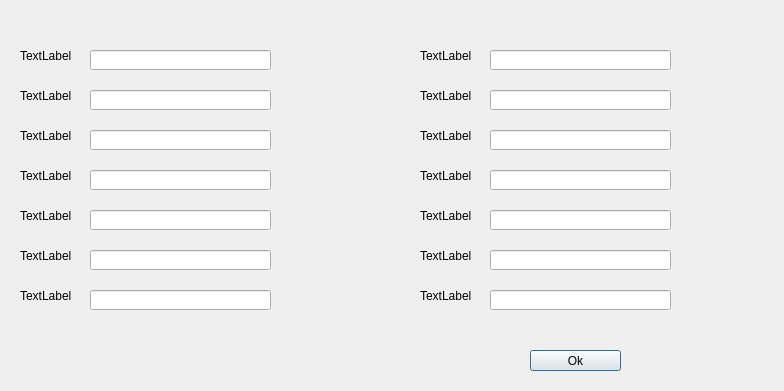
Before: the Qt Designer form Sprint 2/Starting Pages/Stuinfo.ui in SDSMT-CSC464-F15/dancesoft, drawn with Qt 5.
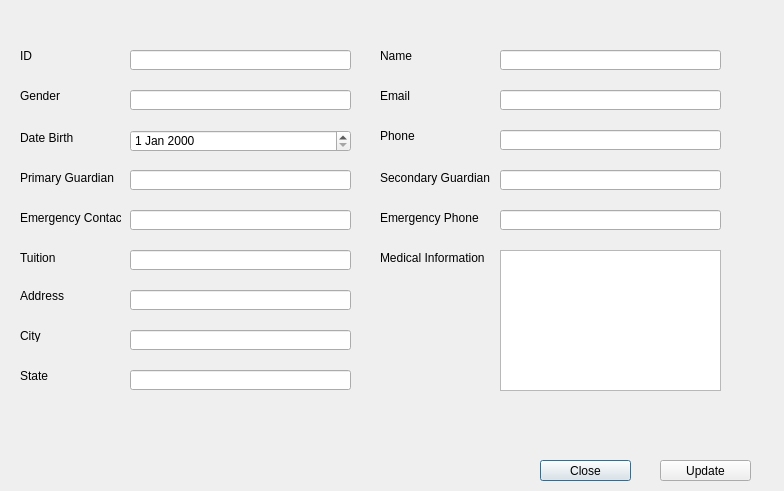
After: the same form once the commit is applied.

Diff of the .ui file:
```diff
--- a/Sprint 2/Starting Pages/Stuinfo.ui
+++ b/Sprint 2/Starting Pages/Stuinfo.ui
@@ -7,7 +7,7 @@
     <x>0</x>
     <y>0</y>
     <width>784</width>
-    <height>391</height>
+    <height>491</height>
    </rect>
   </property>
   <property name="windowTitle">
@@ -23,7 +23,7 @@
     </rect>
    </property>
    <property name="text">
-    <string>TextLabel</string>
+    <string>ID</string>
    </property>
   </widget>
   <widget class="QLabel" name="label_2">
@@ -36,7 +36,7 @@
     </rect>
    </property>
    <property name="text">
-    <string>TextLabel</string>
+    <string>Gender</string>
    </property>
   </widget>
   <widget class="QLabel" name="label_3">
@@ -44,12 +44,12 @@
     <rect>
      <x>20</x>
      <y>130</y>
-     <width>54</width>
-     <height>12</height>
+     <width>61</width>
+     <height>16</height>
     </rect>
    </property>
    <property name="text">
-    <string>TextLabel</string>
+    <string>Date Birth</string>
    </property>
   </widget>
   <widget class="QLabel" name="label_4">
@@ -57,12 +57,12 @@
     <rect>
      <x>20</x>
      <y>170</y>
-     <width>54</width>
-     <height>12</height>
+     <width>101</width>
+     <height>16</height>
     </rect>
    </property>
    <property name="text">
-    <string>TextLabel</string>
+    <string>Primary Guardian</string>
    </property>
   </widget>
   <widget class="QLabel" name="label_5">
@@ -70,12 +70,12 @@
     <rect>
      <x>20</x>
      <y>210</y>
-     <width>54</width>
-     <height>12</height>
+     <width>101</width>
+     <height>16</height>
     </rect>
    </property>
    <property name="text">
-    <string>TextLabel</string>
+    <string>Emergency Contact</string>
    </property>
   </widget>
   <widget class="QLabel" name="label_6">
@@ -83,12 +83,12 @@
     <rect>
      <x>20</x>
      <y>250</y>
-     <width>54</width>
-     <height>12</height>
+     <width>101</width>
+     <height>16</height>
     </rect>
    </property>
    <property name="text">
-    <string>TextLabel</string>
+    <string>Tuition</string>
    </property>
   </widget>
   <widget class="QLabel" name="label_7">
@@ -101,106 +101,110 @@
     </rect>
    </property>
    <property name="text">
-    <string>TextLabel</string>
+    <string>Address</string>
    </property>
   </widget>
   <widget class="QLabel" name="label_8">
    <property name="geometry">
     <rect>
-     <x>420</x>
-     <y>250</y>
+     <x>380</x>
+     <y>50</y>
      <width>54</width>
      <height>12</height>
     </rect>
    </property>
    <property name="text">
-    <string>TextLabel</string>
+    <string>Name</string>
    </property>
   </widget>
   <widget class="QLabel" name="label_9">
    <property name="geometry">
     <rect>
-     <x>420</x>
-     <y>290</y>
+     <x>380</x>
+     <y>90</y>
      <width>54</width>
      <height>12</height>
     </rect>
    </property>
    <property name="text">
-    <string>TextLabel</string>
+    <string>Email</string>
    </property>
   </widget>
   <widget class="QLabel" name="label_10">
    <property name="geometry">
     <rect>
-     <x>420</x>
-     <y>50</y>
+     <x>380</x>
+     <y>130</y>
      <width>54</width>
      <height>12</height>
     </rect>
    </property>
    <property name="text">
-    <string>TextLabel</string>
+    <string>Phone</string>
    </property>
   </widget>
   <widget class="QLabel" name="label_11">
    <property name="geometry">
     <rect>
-     <x>420</x>
-     <y>90</y>
-     <width>54</width>
-     <height>12</height>
+     <x>380</x>
+     <y>170</y>
+     <width>111</width>
+     <height>16</height>
     </rect>
    </property>
    <property name="text">
-    <string>TextLabel</string>
+    <string>Secondary Guardian</string>
    </property>
   </widget>
   <widget class="QLabel" name="label_12">
    <property name="geometry">
     <rect>
-     <x>420</x>
-     <y>130</y>
-     <width>54</width>
-     <height>12</height>
+     <x>380</x>
+     <y>210</y>
+     <width>111</width>
+     <height>16</height>
     </rect>
    </property>
    <property name="text">
-    <string>TextLabel</string>
+    <string>Emergency Phone</string>
    </property>
   </widget>
-  <widget class="QLabel" name="label_13">
+  <widget class="QLineEdit" name="Id_detail_lineEdit">
    <property name="geometry">
     <rect>
-     <x>420</x>
-     <y>170</y>
-     <width>54</width>
-     <height>12</height>
+     <x>130</x>
+     <y>50</y>
+     <width>221</width>
+     <height>20</height>
     </rect>
    </property>
-   <property name="text">
-    <string>TextLabel</string>
+  </widget>
+  <widget class="QLineEdit" name="Gender_detail_lineEdit">
+   <property name="geometry">
+    <rect>
+     <x>130</x>
+     <y>90</y>
+     <width>221</width>
+     <height>20</height>
+    </rect>
    </property>
   </widget>
-  <widget class="QLabel" name="label_14">
+  <widget class="QLineEdit" name="Pguradian_detail_lineEdit">
    <property name="geometry">
     <rect>
-     <x>420</x>
-     <y>210</y>
-     <width>54</width>
-     <height>12</height>
+     <x>130</x>
+     <y>170</y>
+     <width>221</width>
+     <height>20</height>
     </rect>
    </property>
-   <property name="text">
-    <string>TextLabel</string>
-   </property>
   </widget>
   <widget class="QLineEdit" name="lineEdit">
    <property name="geometry">
     <rect>
-     <x>90</x>
-     <y>50</y>
-     <width>181</width>
+     <x>130</x>
+     <y>210</y>
+     <width>221</width>
      <height>20</height>
     </rect>
    </property>
@@ -208,9 +212,9 @@
   <widget class="QLineEdit" name="lineEdit_2">
    <property name="geometry">
     <rect>
-     <x>90</x>
-     <y>90</y>
-     <width>181</width>
+     <x>130</x>
+     <y>250</y>
+     <width>221</width>
      <height>20</height>
     </rect>
    </property>
@@ -218,9 +222,9 @@
   <widget class="QLineEdit" name="lineEdit_3">
    <property name="geometry">
     <rect>
-     <x>90</x>
+     <x>500</x>
      <y>130</y>
-     <width>181</width>
+     <width>221</width>
      <height>20</height>
     </rect>
    </property>
@@ -228,9 +232,9 @@
   <widget class="QLineEdit" name="lineEdit_4">
    <property name="geometry">
     <rect>
-     <x>90</x>
-     <y>170</y>
-     <width>181</width>
+     <x>500</x>
+     <y>50</y>
+     <width>221</width>
      <height>20</height>
     </rect>
    </property>
@@ -238,9 +242,9 @@
   <widget class="QLineEdit" name="lineEdit_5">
    <property name="geometry">
     <rect>
-     <x>90</x>
-     <y>210</y>
-     <width>181</width>
+     <x>500</x>
+     <y>170</y>
+     <width>221</width>
      <height>20</height>
     </rect>
    </property>
@@ -248,9 +252,9 @@
   <widget class="QLineEdit" name="lineEdit_6">
    <property name="geometry">
     <rect>
-     <x>90</x>
-     <y>250</y>
-     <width>181</width>
+     <x>500</x>
+     <y>210</y>
+     <width>221</width>
      <height>20</height>
     </rect>
    </property>
@@ -258,94 +262,126 @@
   <widget class="QLineEdit" name="lineEdit_7">
    <property name="geometry">
     <rect>
-     <x>90</x>
-     <y>290</y>
-     <width>181</width>
+     <x>500</x>
+     <y>90</y>
+     <width>221</width>
      <height>20</height>
     </rect>
    </property>
   </widget>
-  <widget class="QLineEdit" name="lineEdit_8">
+  <widget class="QPushButton" name="Close_detail_btn">
    <property name="geometry">
     <rect>
-     <x>490</x>
-     <y>130</y>
-     <width>181</width>
-     <height>20</height>
+     <x>540</x>
+     <y>460</y>
+     <width>91</width>
+     <height>21</height>
     </rect>
    </property>
+   <property name="text">
+    <string>Close</string>
+   </property>
   </widget>
-  <widget class="QLineEdit" name="lineEdit_9">
+  <widget class="QLabel" name="Medical_detail_label">
    <property name="geometry">
     <rect>
-     <x>490</x>
+     <x>380</x>
      <y>250</y>
-     <width>181</width>
-     <height>20</height>
+     <width>121</width>
+     <height>16</height>
     </rect>
    </property>
+   <property name="text">
+    <string>Medical Information</string>
+   </property>
   </widget>
-  <widget class="QLineEdit" name="lineEdit_10">
+  <widget class="QPushButton" name="Update_detail_btn">
    <property name="geometry">
     <rect>
-     <x>490</x>
-     <y>50</y>
-     <width>181</width>
-     <height>20</height>
+     <x>660</x>
+     <y>460</y>
+     <width>91</width>
+     <height>21</height>
     </rect>
    </property>
+   <property name="text">
+    <string>Update</string>
+   </property>
   </widget>
-  <widget class="QLineEdit" name="lineEdit_11">
+  <widget class="QTextEdit" name="Medical_detail_textEdit">
    <property name="geometry">
     <rect>
-     <x>490</x>
-     <y>170</y>
-     <width>181</width>
-     <height>20</height>
+     <x>500</x>
+     <y>250</y>
+     <width>221</width>
+     <height>141</height>
     </rect>
    </property>
   </widget>
   <widget class="QLineEdit" name="lineEdit_12">
    <property name="geometry">
     <rect>
-     <x>490</x>
+     <x>130</x>
      <y>290</y>
-     <width>181</width>
+     <width>221</width>
      <height>20</height>
     </rect>
    </property>
   </widget>
-  <widget class="QLineEdit" name="lineEdit_13">
+  <widget class="QLabel" name="City_detail_label">
    <property name="geometry">
     <rect>
-     <x>490</x>
-     <y>210</y>
-     <width>181</width>
-     <height>20</height>
+     <x>20</x>
+     <y>330</y>
+     <width>54</width>
+     <height>12</height>
     </rect>
    </property>
+   <property name="text">
+    <string>City</string>
+   </property>
   </widget>
-  <widget class="QLineEdit" name="lineEdit_14">
+  <widget class="QLabel" name="State_detail_label_3">
    <property name="geometry">
     <rect>
-     <x>490</x>
-     <y>90</y>
-     <width>181</width>
+     <x>20</x>
+     <y>370</y>
+     <width>54</width>
+     <height>12</height>
+    </rect>
+   </property>
+   <property name="text">
+    <string>State</string>
+   </property>
+  </widget>
+  <widget class="QLineEdit" name="City_detail_lineEdit">
+   <property name="geometry">
+    <rect>
+     <x>130</x>
+     <y>330</y>
+     <width>221</width>
      <height>20</height>
     </rect>
    </property>
   </widget>
-  <widget class="QPushButton" name="pushButton">
+  <widget class="QLineEdit" name="State_detail_lineEdit">
    <property name="geometry">
     <rect>
-     <x>530</x>
-     <y>350</y>
-     <width>91</width>
-     <height>21</height>
+     <x>130</x>
+     <y>370</y>
+     <width>221</width>
+     <height>20</height>
     </rect>
    </property>
-   <property name="text">
-    <string>Ok</string>
+  </widget>
+  <widget class="QDateEdit" name="Birth_detail_dateEdit">
+   <property name="geometry">
+    <rect>
+     <x>130</x>
+     <y>130</y>
+     <width>221</width>
+     <height>22</height>
+    </rect>
    </property>
   </widget>
  </widget>
```
Left out of the diff: 44 changed lines with no effect on the pictures.
